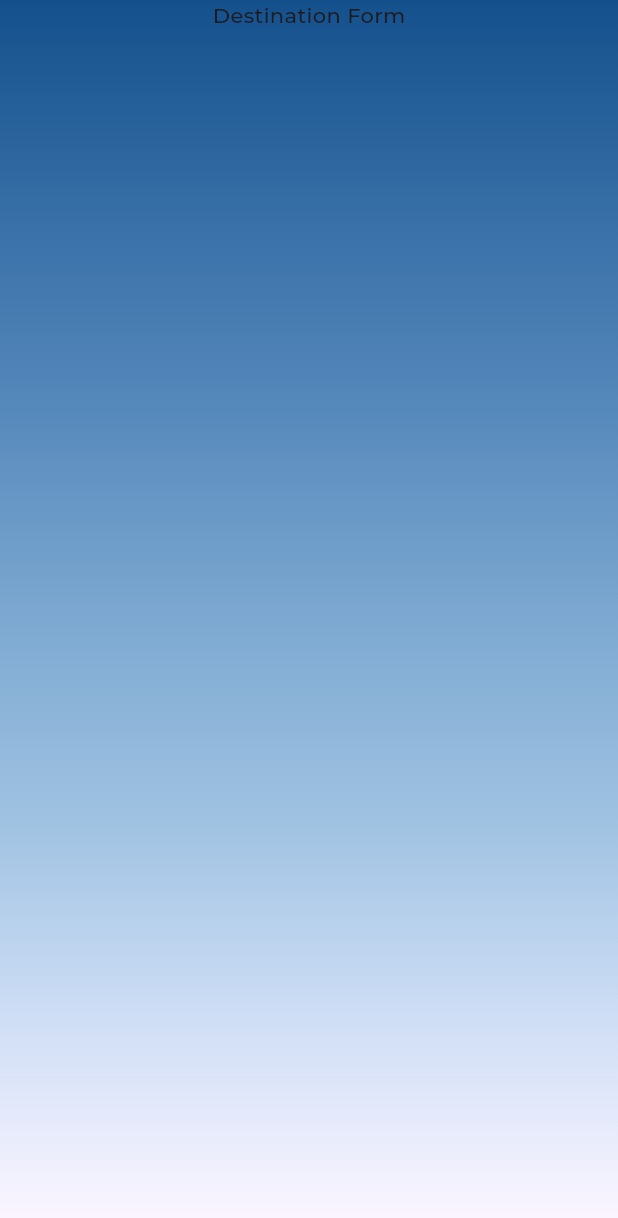
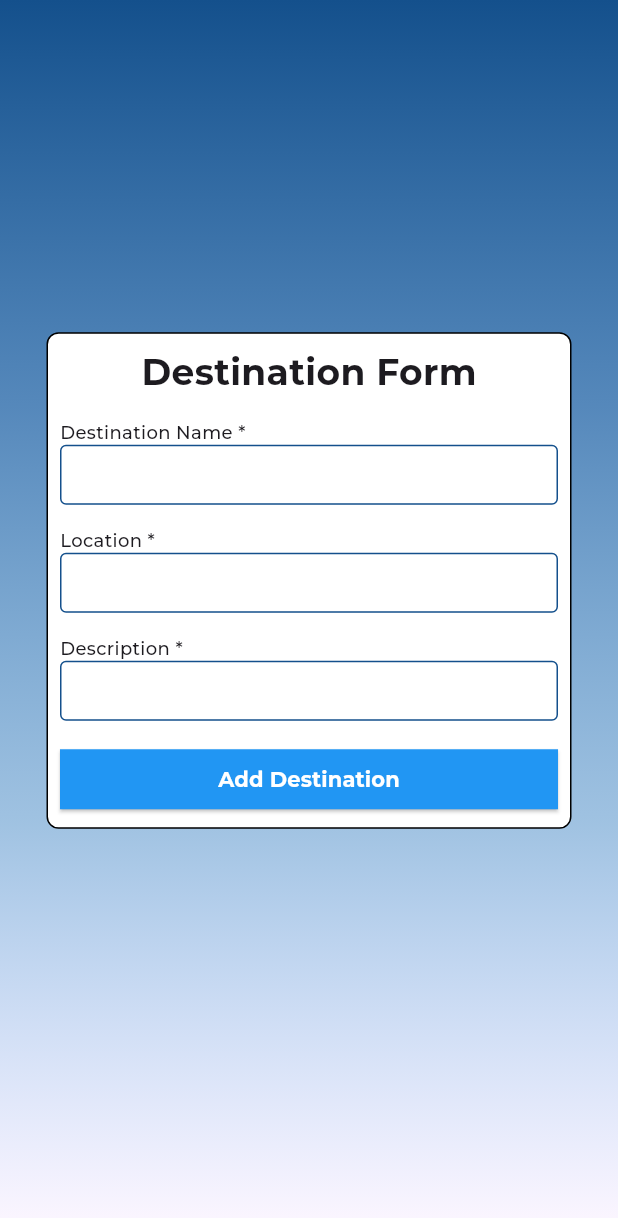
Before and after one commit to RivenFino/TravelNation, a Flutter app: the screen it shows after launch, on a phone screen of 412 x 824 dp. Shown: the top 1218 px of the screen. Run offline on Flutter 3.47's test engine with Material 3 defaults, Android fonts, the phone set to English and light mode, and no system bars; our stand-ins replace flutter_svg, font_awesome_flutter, google_fonts, google_nav_bar; project files that could hold a hidden picture were left out.

Commit message:
destination form 2

```diff
--- a/lib/inputPage/Destination.dart
+++ b/lib/inputPage/Destination.dart
@@ -47,14 +47,140 @@ class _DestinationAdd extends State<DestinationPage> {
         )),
         width: double.infinity,
         child: Center(
+
+          child: Padding(
+
+            padding: const EdgeInsets.only(bottom: 50.0),
+          child: SizedBox(
+            width: 350,
+            height: 850,
           child: Column(
+            mainAxisAlignment: MainAxisAlignment.center,
+
             children: [
-              Text("Destination Form"),
+              Container(
+                padding: const EdgeInsets.all(8.0),
+                decoration: BoxDecoration(
+                  color: Colors.white,
+                  border: Border.all(color: Colors.black),
+                  borderRadius: BorderRadius.circular(8.0),
+                ),
+              child: Column(
+                crossAxisAlignment: CrossAxisAlignment.start,
+                children: [
+                  Center(
+                    child: const Text("Destination Form",
+                    style: TextStyle(
+                    fontWeight: FontWeight.bold,
+                    fontSize: 24,
+                  ),
+                  ),
+                  ),
+
+                  const SizedBox(height: 15), // Jarak antara teks dan TextField
+                    Text(
+                      'Destination Name *',
+                      style: TextStyle(
+                        fontWeight: FontWeight.normal,
+                        fontSize: 12
+                      ),
+                    ),
+                    Container(
+                      height: 40,
+                      child: TextField(
+                      decoration: InputDecoration(
+                        enabledBorder: OutlineInputBorder(
+                                borderSide: BorderSide(color: Color.fromRGBO(20, 80, 140, 1)),
+                              ),
+                              focusedBorder: OutlineInputBorder(
+                                borderSide: BorderSide(color: Color.fromRGBO(20, 80, 140, 1)),
+                              ),
+                      ),
+                    ),
+                    ),
+                  const SizedBox(height: 15), // Jarak antara teks dan TextField
+                    Text(
+                      'Location *',
+                      style: TextStyle(
+                        fontWeight: FontWeight.normal,
+                        fontSize: 12
+                      ),
+                    ),
+                    Container(
+                      height: 40,
+                      child:
+                    TextField(
+                      decoration: InputDecoration(
+                        enabledBorder: OutlineInputBorder(
+                                borderSide: BorderSide(color: Color.fromRGBO(20, 80, 140, 1)),
+                              ),
+                              focusedBorder: OutlineInputBorder(
+                                borderSide: BorderSide(color: Color.fromRGBO(20, 80, 140, 1)),
+                              ),
+                      ),
+                    ),
+                    ),
+                  const SizedBox(height: 15), // Jarak antara teks dan TextField
+                    Text(
+                      'Description *',
+                      style: TextStyle(
+                        fontWeight: FontWeight.normal,
+                        fontSize: 12
+                      ),
+                    ),
+                    Container(
+                      height: 40,
+                      child:
+                    TextField(
+                      decoration: InputDecoration(
+                        enabledBorder: OutlineInputBorder(
+                                borderSide: BorderSide(color: Color.fromRGBO(20, 80, 140, 1)),
+                              ),
+                              focusedBorder: OutlineInputBorder(
+                                borderSide: BorderSide(color: Color.fromRGBO(20, 80, 140, 1)),
+                              ),
+                      ),
+                    ),
+                    ),
+                  const SizedBox(height: 15),
+                  Center(
+                    child: Container(
+                      width: double.infinity,
+                      child: ElevatedButton(
+                      onPressed: () {
+
+                      },
+                       style: ElevatedButton.styleFrom(
+                        backgroundColor: Colors.blue,
+                        shape: RoundedRectangleBorder(
+                          borderRadius: BorderRadius.zero,
+                        ),
+                      ),
+                      child:
+                      Text('Add Destination',
+                      textAlign: TextAlign.center,
+                      style: TextStyle(
+                        fontWeight: FontWeight.bold,
+                        color: Colors.white
+                      ),)
+                    ),
+                  ), // Jarak antara teks dan TextField
+                    )
+
+
+                ],
+              ) ,
+
+              ),
+
 
             ],
           ),
+          ),
+          ),
         ),
       ),
+
     );
   }
 }
```
Also changed, not shown: pubspec.lock.
